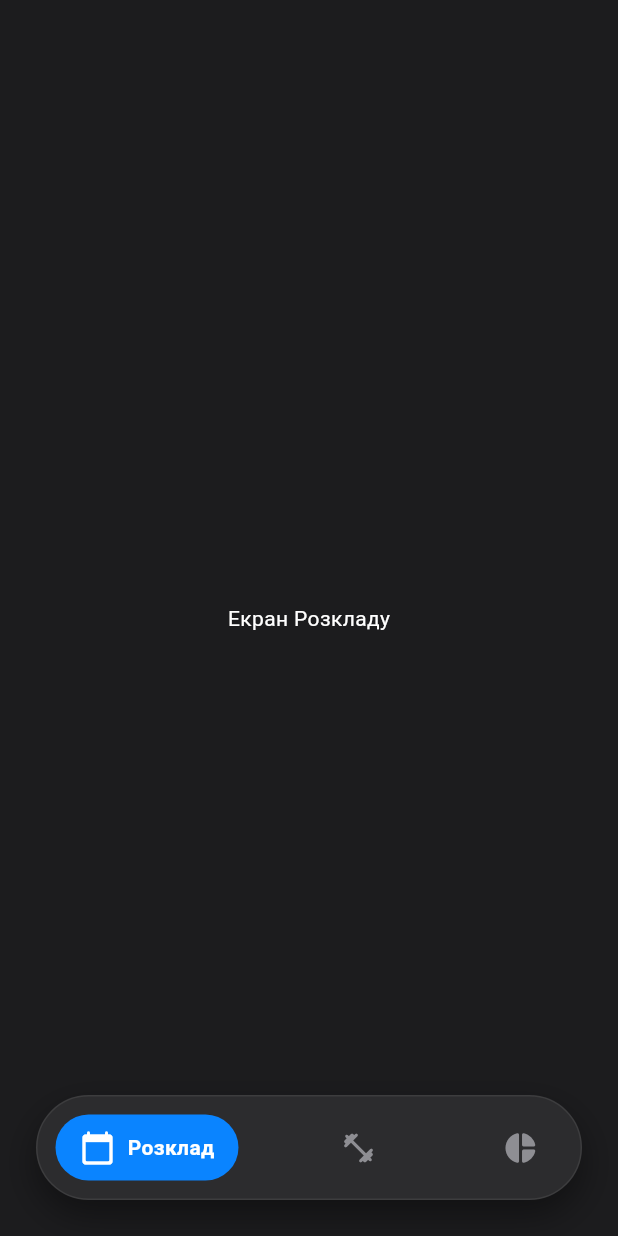
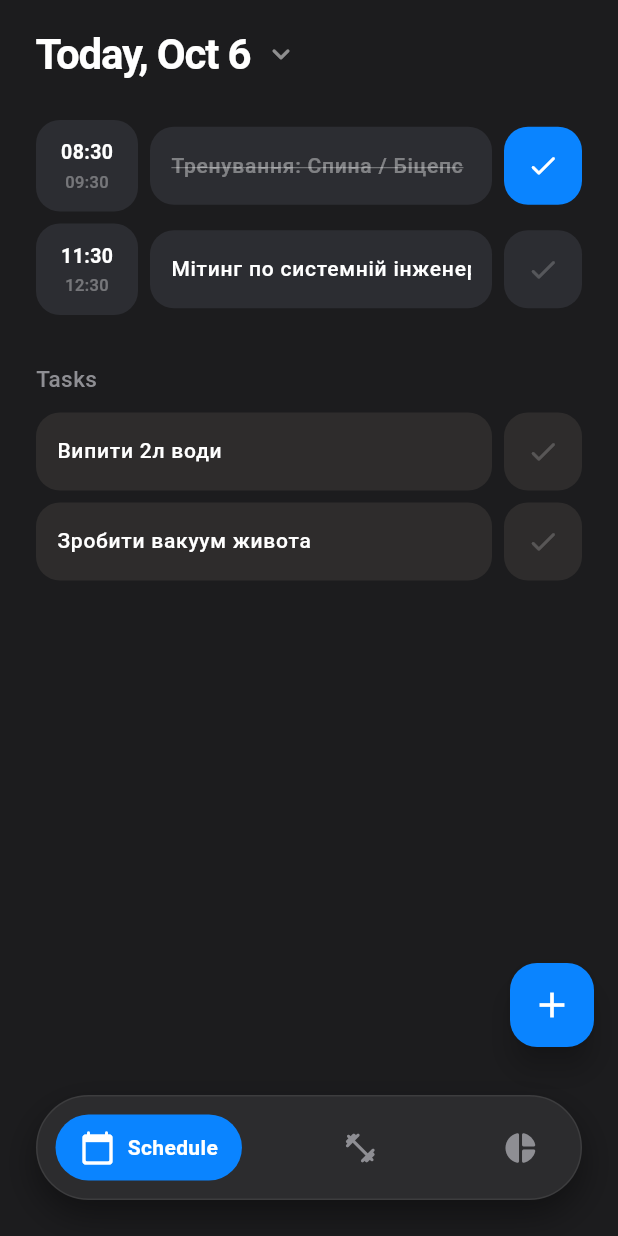
Before and after one commit to pauldidkovskyi/PressApp, a Flutter app: the screen it shows after launch, on a phone screen of 412 x 824 dp. Run offline on Flutter 3.47's test engine with Material 3 defaults, Android fonts, the phone set to English and light mode, and no system bars.

Commit message:
task_card + event_card

```diff
--- a/lib/main.dart
+++ b/lib/main.dart
@@ -1,4 +1,5 @@
 import 'package:flutter/material.dart';
+import 'screens/schedule_screen.dart';
 
 void main() {
   runApp(const MyApp());
@@ -59,9 +60,9 @@ class _MainShellState extends State<MainShell> {
           child: Row(
             mainAxisAlignment: MainAxisAlignment.spaceBetween,
             children: [
-              _buildNavItem(Icons.calendar_today_rounded, 'Розклад', 0),
-              _buildNavItem(Icons.fitness_center_rounded, 'Тренінг', 1),
-              _buildNavItem(Icons.pie_chart_rounded, 'Їжа', 2),
+              _buildNavItem(Icons.calendar_today_rounded, 'Schedule', 0),
+              _buildNavItem(Icons.fitness_center_rounded, 'Workout', 1),
+              _buildNavItem(Icons.pie_chart_rounded, 'Food', 2),
             ],
           ),
         ),
@@ -107,12 +108,6 @@ class _MainShellState extends State<MainShell> {
   }
 }
 
-class ScheduleScreen extends StatelessWidget {
-  const ScheduleScreen({super.key});
-  @override
-  Widget build(BuildContext context) => const Center(child: Text('Екран Розкладу', style: TextStyle(color: Colors.white)));
-}
-
 class WorkoutScreen extends StatelessWidget {
   const WorkoutScreen({super.key});
   @override
--- /dev/null
+++ b/lib/models/schedule_item.dart
@@ -0,0 +1,32 @@
+abstract class ScheduleItem {
+  final String id;
+  String title;
+  bool isCompleted;
+
+  ScheduleItem({
+    required this.id,
+    required this.title,
+    this.isCompleted = false,
+  });
+}
+
+class EventItem extends ScheduleItem {
+  DateTime startTime;
+  DateTime endTime;
+
+  EventItem({
+    required super.id,
+    required super.title,
+    required this.startTime,
+    required this.endTime,
+    super.isCompleted,
+  });
+}
+
+class TaskItem extends ScheduleItem {
+  TaskItem({
+    required super.id,
+    required super.title,
+    super.isCompleted,
+  });
+}
--- /dev/null
+++ b/lib/screens/schedule_screen.dart
@@ -0,0 +1,118 @@
+import 'package:flutter/material.dart';
+import '../models/schedule_item.dart';
+import '../widgets/event_card.dart';
+import '../widgets/task_card.dart';
+
+class ScheduleScreen extends StatefulWidget {
+  const ScheduleScreen({super.key});
+
+  @override
+  State<ScheduleScreen> createState() => _ScheduleScreenState();
+}
+
+class _ScheduleScreenState extends State<ScheduleScreen> {
+  final List<EventItem> _events = [
+    EventItem(
+      id: '1',
+      title: 'Тренування: Спина / Біцепс',
+      startTime: DateTime.now().subtract(const Duration(hours: 2)),
+      endTime: DateTime.now().subtract(const Duration(hours: 1)),
+    ),
+    EventItem(
+      id: '2',
+      title: 'Мітинг по системній інженерії',
+      startTime: DateTime.now().add(const Duration(hours: 1)),
+      endTime: DateTime.now().add(const Duration(hours: 2)),
+    ),
+  ];
+
+  final List<TaskItem> _tasks = [
+    TaskItem(id: 't1', title: 'Випити 2л води'),
+    TaskItem(id: 't2', title: 'Зробити вакуум живота'),
+  ];
+
+  @override
+  Widget build(BuildContext context) {
+    return Scaffold(
+      backgroundColor: Colors.transparent,
+      body: SafeArea(
+        child: Column(
+          crossAxisAlignment: CrossAxisAlignment.start,
+          children: [
+            _buildHeader(),
+            Expanded(
+              child: _buildList(),
+            ),
+          ],
+        ),
+      ),
+      floatingActionButtonLocation: FloatingActionButtonLocation.endFloat,
+      floatingActionButton: Padding(
+        padding: const EdgeInsets.only(bottom: 110),
+        child: FloatingActionButton(
+          onPressed: () {},
+          backgroundColor: const Color(0xFF0A84FF),
+          elevation: 8,
+          shape: RoundedRectangleBorder(
+            borderRadius: BorderRadius.circular(18),
+          ),
+          child: const Icon(Icons.add, color: Colors.white, size: 28),
+        ),
+      ),
+    );
+  }
+
+  Widget _buildHeader() {
+    return Padding(
+      padding: const EdgeInsets.fromLTRB(24, 16, 24, 24),
+      child: Row(
+        children: [
+          const Text(
+            'Today, Oct 6',
+            style: TextStyle(
+              color: Colors.white,
+              fontSize: 28,
+              fontWeight: FontWeight.w700,
+              letterSpacing: -0.8,
+            ),
+          ),
+          const SizedBox(width: 8),
+          Icon(Icons.keyboard_arrow_down_rounded, color: Colors.white.withOpacity(0.5)),
+        ],
+      ),
+    );
+  }
+
+  Widget _buildList() {
+    return ListView(
+      padding: const EdgeInsets.only(left: 24, right: 24, bottom: 120),
+      children: [
+        ..._events.map((event) => EventCard(
+          key: ValueKey(event.id),
+          item: event,
+          onToggle: () => setState(() => event.isCompleted = !event.isCompleted),
+          onTitleChanged: (newTitle) => event.title = newTitle,
+          onLongPress: () {},
+        )),
+        const SizedBox(height: 24),
+        const Text(
+          'Tasks',
+          style: TextStyle(
+            color: Color(0xFF8E8E93),
+            fontSize: 15,
+            fontWeight: FontWeight.w500,
+            letterSpacing: 0.3,
+          ),
+        ),
+        const SizedBox(height: 12),
+        ..._tasks.map((task) => TaskCard(
+          key: ValueKey(task.id),
+          item: task,
+          onToggle: () => setState(() => task.isCompleted = !task.isCompleted),
+          onTitleChanged: (newTitle) => task.title = newTitle,
+          onLongPress: () {},
+        )),
+      ],
+    );
+  }
+}
--- /dev/null
+++ b/lib/widgets/event_card.dart
@@ -0,0 +1,161 @@
+import 'package:flutter/material.dart';
+import '../models/schedule_item.dart';
+
+class EventCard extends StatefulWidget {
+  final EventItem item;
+  final VoidCallback onToggle;
+  final Function(String) onTitleChanged;
+  final VoidCallback onLongPress;
+
+  const EventCard({
+    super.key,
+    required this.item,
+    required this.onToggle,
+    required this.onTitleChanged,
+    required this.onLongPress,
+  });
+
+  @override
+  State<EventCard> createState() => _EventCardState();
+}
+
+class _EventCardState extends State<EventCard> {
+  late TextEditingController _controller;
+
+  @override
+  void initState() {
+    super.initState();
+    _controller = TextEditingController(text: widget.item.title);
+    _checkAutoCompletion();
+  }
+
+  @override
+  void didUpdateWidget(covariant EventCard oldWidget) {
+    super.didUpdateWidget(oldWidget);
+    if (oldWidget.item.title != widget.item.title) {
+      _controller.text = widget.item.title;
+    }
+    _checkAutoCompletion();
+  }
+
+  @override
+  void dispose() {
+    _controller.dispose();
+    super.dispose();
+  }
+
+  void _checkAutoCompletion() {
+    final now = DateTime.now();
+    if (!widget.item.isCompleted && now.isAfter(widget.item.endTime)) {
+      widget.item.isCompleted = true;
+    }
+  }
+
+  String _formatTime(DateTime time) {
+    final hour = time.hour.toString().padLeft(2, '0');
+    final minute = time.minute.toString().padLeft(2, '0');
+    return '$hour:$minute';
+  }
+
+  @override
+  Widget build(BuildContext context) {
+    return GestureDetector(
+      onLongPress: widget.onLongPress,
+      behavior: HitTestBehavior.opaque,
+      child: Container(
+        margin: const EdgeInsets.only(bottom: 8),
+        child: Row(
+          children: [
+            _buildTimeBlock(),
+            const SizedBox(width: 8),
+            Expanded(child: _buildTitleBlock()),
+            const SizedBox(width: 8),
+            _buildCheckBlock(),
+          ],
+        ),
+      ),
+    );
+  }
+
+  Widget _buildTimeBlock() {
+    return Container(
+      width: 68,
+      padding: const EdgeInsets.symmetric(vertical: 12),
+      decoration: BoxDecoration(
+        color: const Color(0xFF2C2D32),
+        borderRadius: BorderRadius.circular(16),
+      ),
+      child: Column(
+        mainAxisSize: MainAxisSize.min,
+        children: [
+          Text(
+            _formatTime(widget.item.startTime),
+            style: const TextStyle(
+              color: Colors.white,
+              fontSize: 13,
+              fontWeight: FontWeight.w600,
+            ),
+          ),
+          const SizedBox(height: 2),
+          Text(
+            _formatTime(widget.item.endTime),
+            style: TextStyle(
+              color: Colors.white.withOpacity(0.35),
+              fontSize: 11,
+              fontWeight: FontWeight.w500,
+            ),
+          ),
+        ],
+      ),
+    );
+  }
+
+  Widget _buildTitleBlock() {
+    return Container(
+      padding: const EdgeInsets.symmetric(horizontal: 14, vertical: 4),
+      height: 52,
+      alignment: Alignment.centerLeft,
+      decoration: BoxDecoration(
+        color: const Color(0xFF2C2D32),
+        borderRadius: BorderRadius.circular(16),
+      ),
+      child: TextField(
+        controller: _controller,
+        onChanged: widget.onTitleChanged,
+        style: TextStyle(
+          color: widget.item.isCompleted ? Colors.white.withOpacity(0.4) : Colors.white,
+          fontSize: 14,
+          fontWeight: FontWeight.w500,
+          decoration: widget.item.isCompleted ? TextDecoration.lineThrough : null,
+          decorationColor: Colors.white.withOpacity(0.4),
+        ),
+        decoration: const InputDecoration(
+          border: InputBorder.none,
+          isDense: true,
+          contentPadding: EdgeInsets.zero,
+        ),
+      ),
+    );
+  }
+
+  Widget _buildCheckBlock() {
+    final completed = widget.item.isCompleted;
+    return GestureDetector(
+      onTap: widget.onToggle,
+      behavior: HitTestBehavior.opaque,
+      child: Container(
+        width: 52,
+        height: 52,
+        decoration: BoxDecoration(
+          color: completed ? const Color(0xFF0A84FF) : const Color(0xFF2C2D32),
+          borderRadius: BorderRadius.circular(16),
+        ),
+        child: Icon(
+          Icons.check_rounded,
+          color: completed ? Colors.white : Colors.white.withOpacity(0.2),
+          size: 22,
+        ),
+      ),
+    );
+  }
+}
--- /dev/null
+++ b/lib/widgets/task_card.dart
@@ -0,0 +1,111 @@
+import 'package:flutter/material.dart';
+import '../models/schedule_item.dart';
+
+class TaskCard extends StatefulWidget {
+  final TaskItem item;
+  final VoidCallback onToggle;
+  final Function(String) onTitleChanged;
+  final VoidCallback onLongPress;
+
+  const TaskCard({
+    super.key,
+    required this.item,
+    required this.onToggle,
+    required this.onTitleChanged,
+    required this.onLongPress,
+  });
+
+  @override
+  State<TaskCard> createState() => _TaskCardState();
+}
+
+class _TaskCardState extends State<TaskCard> {
+  late TextEditingController _controller;
+
+  @override
+  void initState() {
+    super.initState();
+    _controller = TextEditingController(text: widget.item.title);
+  }
+
+  @override
+  void didUpdateWidget(covariant TaskCard oldWidget) {
+    super.didUpdateWidget(oldWidget);
+    if (oldWidget.item.title != widget.item.title) {
+      _controller.text = widget.item.title;
+    }
+  }
+
+  @override
+  void dispose() {
+    _controller.dispose();
+    super.dispose();
+  }
+
+  @override
+  Widget build(BuildContext context) {
+    return GestureDetector(
+      onLongPress: widget.onLongPress,
+      behavior: HitTestBehavior.opaque,
+      child: Container(
+        margin: const EdgeInsets.only(bottom: 8),
+        child: Row(
+          children: [
+            Expanded(child: _buildTitleBlock()),
+            const SizedBox(width: 8),
+            _buildCheckBlock(),
+          ],
+        ),
+      ),
+    );
+  }
+
+  Widget _buildTitleBlock() {
+    return Container(
+      padding: const EdgeInsets.symmetric(horizontal: 14, vertical: 4),
+      height: 52,
+      alignment: Alignment.centerLeft,
+      decoration: BoxDecoration(
+        color: const Color(0xFF2E2C2C),
+        borderRadius: BorderRadius.circular(16),
+      ),
+      child: TextField(
+        controller: _controller,
+        onChanged: widget.onTitleChanged,
+        style: TextStyle(
+          color: widget.item.isCompleted ? Colors.white.withOpacity(0.4) : Colors.white,
+          fontSize: 14,
+          fontWeight: FontWeight.w500,
+          decoration: widget.item.isCompleted ? TextDecoration.lineThrough : null,
+          decorationColor: Colors.white.withOpacity(0.4),
+        ),
+        decoration: const InputDecoration(
+          border: InputBorder.none,
+          isDense: true,
+          contentPadding: EdgeInsets.zero,
+        ),
+      ),
+    );
+  }
+
+  Widget _buildCheckBlock() {
+    final completed = widget.item.isCompleted;
+    return GestureDetector(
+      onTap: widget.onToggle,
+      behavior: HitTestBehavior.opaque,
+      child: Container(
+        width: 52,
+        height: 52,
+        decoration: BoxDecoration(
+          color: completed ? const Color(0xFF0A84FF) : const Color(0xFF2E2C2C),
+          borderRadius: BorderRadius.circular(16),
+        ),
+        child: Icon(
+          Icons.check_rounded,
+          color: completed ? Colors.white : Colors.white.withOpacity(0.2),
+          size: 22,
+        ),
+      ),
+    );
+  }
+}
```
Also changed, not shown: lib/widgets/action_sheet.dart (added).
